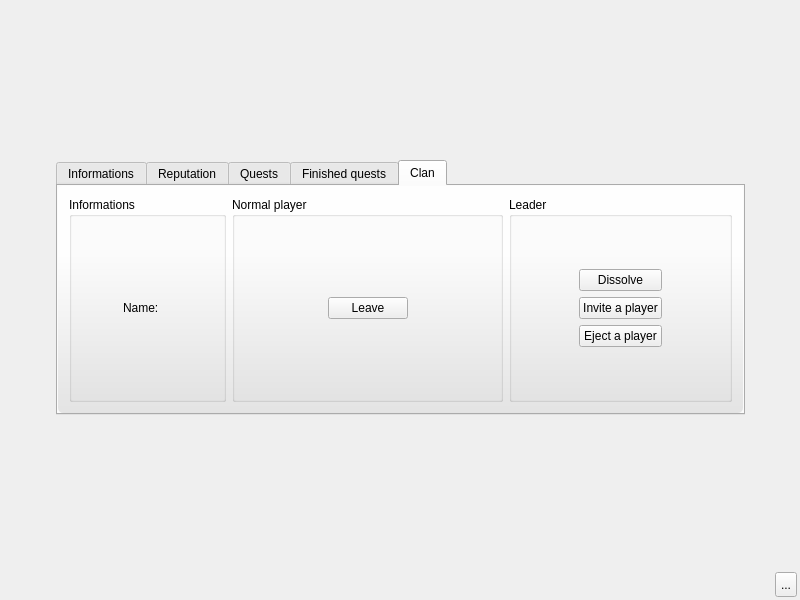
Old version of the form client/base/interface/BaseWindow.ui in the repository alphaonex86/CatchChallenger.
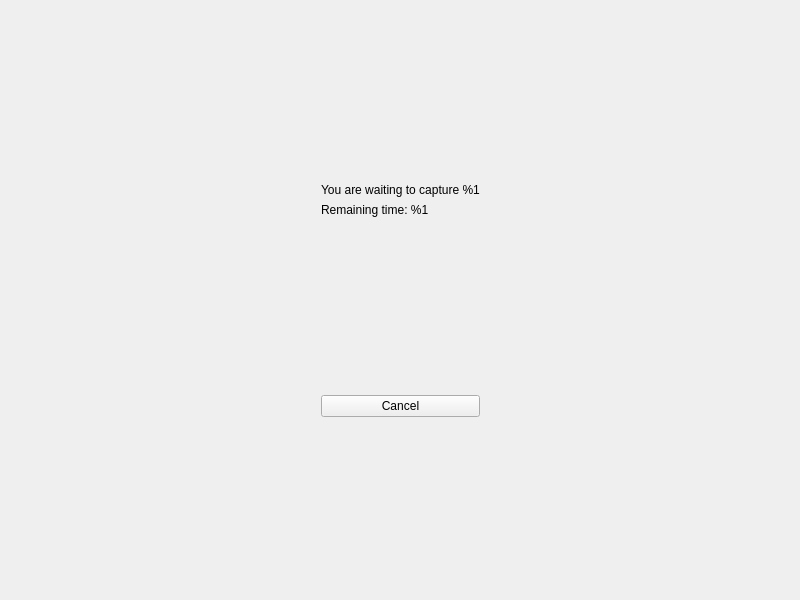
New version of the form. Icons and pictures are not drawn.

Commit message: [Change] Start the city waiting to capture (client,server,shared lib)

What changed in the file:
```diff
--- a/client/base/interface/BaseWindow.ui
+++ b/client/base/interface/BaseWindow.ui
@@ -50,7 +50,7 @@
         <string notr="true">#page_bioscan{background-image: url(:/images/interface/player/background.png);}</string>
        </property>
        <property name="currentIndex">
-        <number>2</number>
+        <number>14</number>
        </property>
        <widget class="QWidget" name="page_init">
         <property name="styleSheet">
@@ -4855,6 +4855,103 @@
          </item>
         </layout>
        </widget>
+       <widget class="QWidget" name="page_zonecapture">
+        <property name="styleSheet">
+         <string notr="true">#page_zonecapture{background-image: url(:/images/inventory/background.png);}</string>
+        </property>
+        <layout class="QHBoxLayout" name="horizontalLayout_50">
+         <item>
+          <spacer name="horizontalSpacer_46">
+           <property name="orientation">
+            <enum>Qt::Horizontal</enum>
+           </property>
+           <property name="sizeHint" stdset="0">
+            <size>
+             <width>294</width>
+             <height>20</height>
+            </size>
+           </property>
+          </spacer>
+         </item>
+         <item>
+          <layout class="QVBoxLayout" name="verticalLayout_31">
+           <item>
+            <spacer name="verticalSpacer_30">
+             <property name="orientation">
+              <enum>Qt::Vertical</enum>
+             </property>
+             <property name="sizeHint" stdset="0">
+              <size>
+               <width>20</width>
+               <height>40</height>
+              </size>
+             </property>
+            </spacer>
+           </item>
+           <item>
+            <widget class="QLabel" name="zonecaptureWaitText">
+             <property name="text">
+              <string>You are waiting to capture %1</string>
+             </property>
+            </widget>
+           </item>
+           <item>
+            <widget class="QLabel" name="zonecaptureWaitTime">
+             <property name="text">
+              <string>Remaining time: %1</string>
+             </property>
+            </widget>
+           </item>
+           <item>
+            <spacer name="verticalSpacer_31">
+             <property name="orientation">
+              <enum>Qt::Vertical</enum>
+             </property>
+             <property name="sizeHint" stdset="0">
+              <size>
+               <width>20</width>
+               <height>40</height>
+              </size>
+             </property>
+            </spacer>
+           </item>
+           <item>
+            <widget class="QPushButton" name="zonecaptureCancel">
+             <property name="text">
+              <string>Cancel</string>
+             </property>
+            </widget>
+           </item>
+           <item>
+            <spacer name="verticalSpacer_29">
+             <property name="orientation">
+              <enum>Qt::Vertical</enum>
+             </property>
+             <property name="sizeHint" stdset="0">
+              <size>
+               <width>20</width>
+               <height>40</height>
+              </size>
+             </property>
+            </spacer>
+           </item>
+          </layout>
+         </item>
+         <item>
+          <spacer name="horizontalSpacer_47">
+           <property name="orientation">
+            <enum>Qt::Horizontal</enum>
+           </property>
+           <property name="sizeHint" stdset="0">
+            <size>
+             <width>293</width>
+             <height>20</height>
+            </size>
+           </property>
+          </spacer>
+         </item>
+        </layout>
+       </widget>
       </widget>
      </item>
     </layout>
```
The commit also changes 25 other files.
